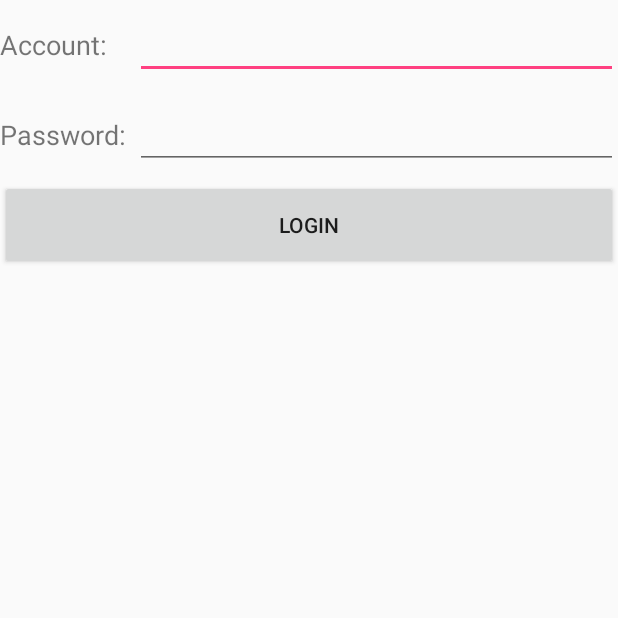
After one commit to HangwahAu/MobilephoneHelper, an Android app: the LoginActivity screen opened directly, with no data from a screen before it, on a phone screen of 412 x 824 dp, the top half of it. The commit adds this screen. Run offline under Robolectric (Android 15) with nearby library versions, the phone set to English and light mode, and no system bars; our stand-ins replace ButterKnife.

Commit message:
实现简单的登录功能

```diff
--- a/app/build.gradle
+++ b/app/build.gradle
@@ -37,6 +37,6 @@ dependencies {
     compile 'de.hdodenhof:circleimageview:2.1.0'
     compile 'com.makeramen:roundedimageview:2.3.0'
     compile 'com.jakewharton:butterknife:8.6.0'
+    testCompile 'junit:junit:4.12'
     annotationProcessor 'com.jakewharton:butterknife-compiler:8.6.0'
-    testCompile 'junit:junit:4.12'
 }
--- /dev/null
+++ b/app/src/main/java/com/example/oukenghua/mobilephonehelper/LoginActivity.java
@@ -0,0 +1,49 @@
+package com.example.oukenghua.mobilephonehelper;
+
+import android.content.Intent;
+import android.support.v7.app.AppCompatActivity;
+import android.os.Bundle;
+import android.view.View;
+import android.widget.Button;
+import android.widget.EditText;
+import android.widget.Toast;
+
+import com.example.oukenghua.mobilephonehelper.Manage.ManageFragment;
+
+import butterknife.BindView;
+import butterknife.ButterKnife;
+
+public class LoginActivity extends AppCompatActivity {
+
+    @BindView(R.id.account)
+    EditText accountEdit;
+    @BindView(R.id.password)
+    EditText passwordEdit;
+    @BindView(R.id.login)
+    Button login;
+
+    @Override
+    protected void onCreate(Bundle savedInstanceState) {
+        super.onCreate(savedInstanceState);
+        setContentView(R.layout.activity_login);
+        ButterKnife.bind(this);
+
+        login.setOnClickListener(new View.OnClickListener() {
+            @Override
+            public void onClick(View v) {
+                String account = accountEdit.getText().toString();
+                String password = passwordEdit.getText().toString();
+                if(account.equals("admin") && password.equals("123456")){
+                    Toast.makeText(LoginActivity.this,"登录成功",Toast.LENGTH_SHORT).show();
+                    Intent intent = new Intent(LoginActivity.this,MainActivity.class);
+                    intent.putExtra("account",account);
+                    startActivity(intent);
+                }
+                else {
+                    Toast.makeText(LoginActivity.this,"登录失败",Toast.LENGTH_SHORT).show();
+                    finish();
+                }
+            }
+        });
+    }
+}
--- a/app/src/main/java/com/example/oukenghua/mobilephonehelper/Manage/DownloadActivity.java
+++ b/app/src/main/java/com/example/oukenghua/mobilephonehelper/Manage/DownloadActivity.java
@@ -9,8 +9,6 @@ import android.support.v7.widget.LinearLayoutManager;
 import android.support.v7.widget.RecyclerView;
 
 import com.example.oukenghua.mobilephonehelper.Apk;
-import com.example.oukenghua.mobilephonehelper.AppBean;
-import com.example.oukenghua.mobilephonehelper.DownloadApk;
 import com.example.oukenghua.mobilephonehelper.R;
 
 import java.io.File;
--- /dev/null
+++ b/app/src/main/res/layout/activity_login.xml
@@ -0,0 +1,59 @@
+<?xml version="1.0" encoding="utf-8"?>
+<LinearLayout xmlns:android="http://schemas.android.com/apk/res/android"
+    xmlns:app="http://schemas.android.com/apk/res-auto"
+    xmlns:tools="http://schemas.android.com/tools"
+    android:layout_width="match_parent"
+    android:layout_height="match_parent"
+    android:orientation="vertical"
+    tools:context="com.example.oukenghua.mobilephonehelper.LoginActivity">
+
+    <LinearLayout
+        android:orientation="horizontal"
+        android:layout_width="match_parent"
+        android:layout_height="60dp">
+
+        <TextView
+            android:textSize="18sp"
+            android:text="Account:"
+            android:layout_gravity="center_vertical"
+            android:layout_width="90dp"
+            android:layout_height="wrap_content" />
+
+        <EditText
+            android:layout_weight="1"
+            android:id="@+id/account"
+            android:layout_gravity="center_vertical"
+            android:layout_width="0dp"
+            android:layout_height="wrap_content" />
+
+    </LinearLayout>
+
+    <LinearLayout
+        android:orientation="horizontal"
+        android:layout_width="match_parent"
+        android:layout_height="60dp">
+
+        <TextView
+            android:textSize="18sp"
+            android:text="Password:"
+            android:layout_gravity="center_vertical"
+            android:layout_width="90dp"
+            android:layout_height="wrap_content" />
+
+        <EditText
+            android:layout_weight="1"
+            android:inputType="textPassword"
+            android:id="@+id/password"
+            android:layout_gravity="center_vertical"
+            android:layout_width="0dp"
+            android:layout_height="wrap_content" />
+
+    </LinearLayout>
+
+    <Button
+        android:id="@+id/login"
+        android:text="Login"
+        android:layout_width="match_parent"
+        android:layout_height="60dp" />
+
+</LinearLayout>
--- a/app/src/main/res/values/colors.xml
+++ b/app/src/main/res/values/colors.xml
@@ -11,4 +11,6 @@
 
     <color name="white">#ffffff</color>
     <color name="Green">#00e676</color>
+
+    <color name="transparent_background">#80ffffff</color>
 </resources>
```
Also changed, not shown: app/src/main/AndroidManifest.xml (+4 -3 lines), app/src/main/java/com/example/oukenghua/mobilephonehelper/DownloadApk.java (deleted, +0 -39 lines), app/src/main/java/com/example/oukenghua/mobilephonehelper/MainActivity.java (+16 -1 lines), app/src/main/java/com/example/oukenghua/mobilephonehelper/Manage/ManageFragment.java (+41 -2 lines), app/src/main/res/values/styles.xml (+7 -0 lines), app/src/main/res/drawable/icon.png (added), app/src/main/res/drawable/me.png (added), app/src/main/res/drawable/star.png (added), 1 other file.
